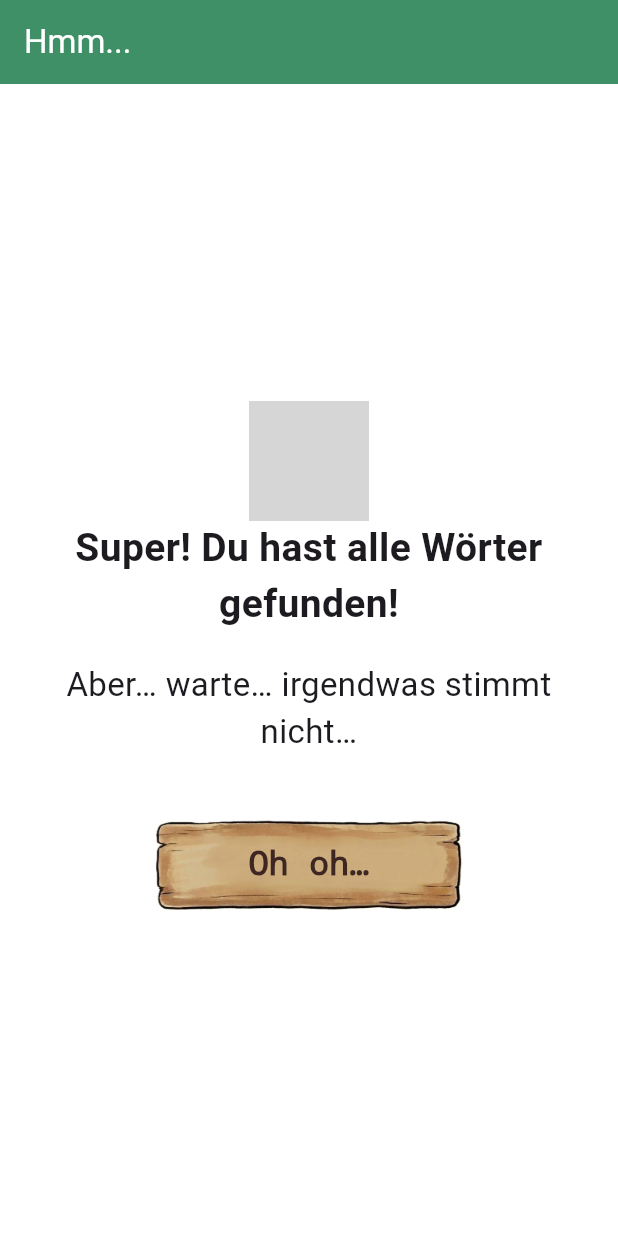
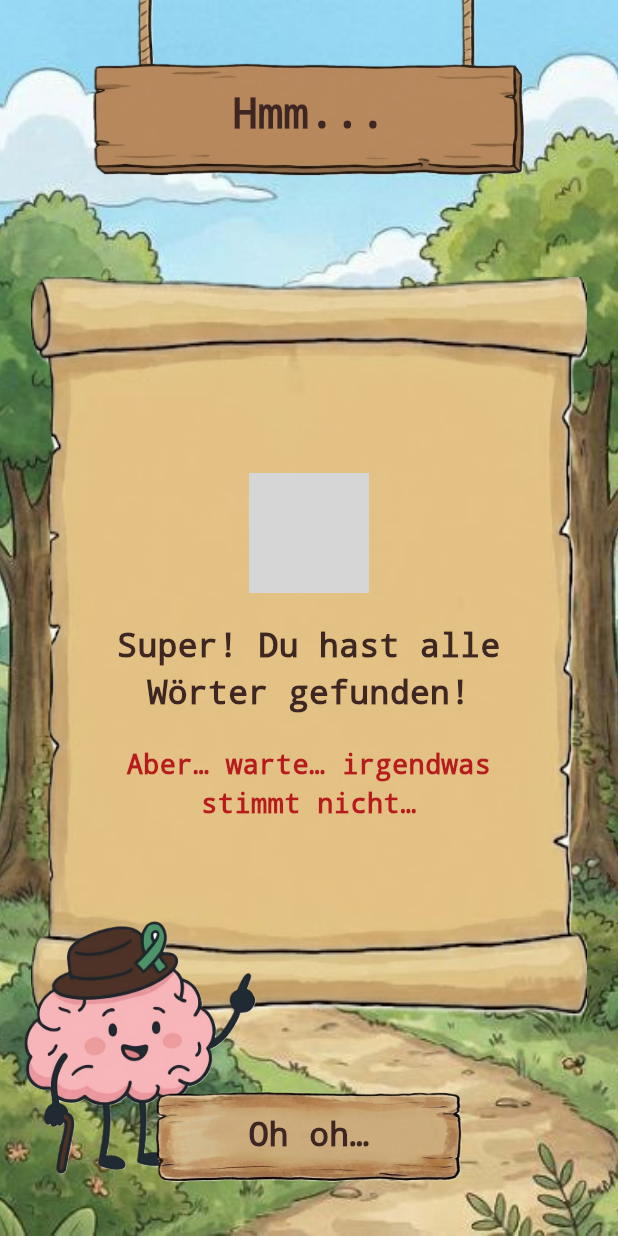
Before and after one commit to linava4/brainJourney, a Flutter app: the PreGlitchDialog screen opened directly with empty values, on a phone screen of 412 x 824 dp. Run offline on Flutter 3.47's test engine with Material 3 defaults, Android fonts, the phone set to English and light mode, and no system bars; our stand-ins replace shared_preferences; accounts and stored records are empty; grey boxes are pictures that could not be loaded.

Commit message:
ganzes Design Spiel derzeitiger Stand angepasst

```diff
--- a/lib/home.dart
+++ b/lib/home.dart
@@ -116,7 +116,7 @@ class _BrainMapScreenState extends State<BrainMapScreen> {
                       width: width, height: height,
                       x: 0.10,  // 5% von links (ganz links)
                       y: 0.55,  // 28% von oben
-                      label: 'Wald der\nKlänge\n(Temporal)',
+                      label: 'Wald der\nSprache',
                       id: 'temporal',
                       completed: _completed.contains('temporal'),
                       onTap: () async {
--- a/lib/temporallobe.dart
+++ b/lib/temporallobe.dart
@@ -238,7 +238,7 @@ class _TemporalLobeIntroState extends State<TemporalLobeIntro> {
               border: Border(bottom: BorderSide(color: Colors.brown[900]!, width: 3))
           ),
           child: Text(
-            "VERSTANDEN",
+            "TEMPORAL",
             style: handStyle.copyWith(fontSize: 32, letterSpacing: 2),
           ),
         ),
@@ -247,9 +247,9 @@ class _TemporalLobeIntroState extends State<TemporalLobeIntro> {
           mainAxisAlignment: MainAxisAlignment.spaceEvenly,
           crossAxisAlignment: CrossAxisAlignment.start,
           children: [
-            _buildArrowWord("STAND", -0.3, handStyle),
-            _buildArrowWord("TEE", 0, handStyle),
-            _buildArrowWord("SAND", 0.3, handStyle),
+            _buildArrowWord("LAMPE", 0.3, handStyle),
+            _buildArrowWord("ER", 0, handStyle),
+            _buildArrowWord("TEMPO", -0.3, handStyle),
           ],
         ),
       ],
@@ -674,7 +674,7 @@ class _WordSearchGameState extends State<WordSearchGame> {
 }
 
 // ------------------------------------------------------
-// PRE-GLITCH DIALOG
+// PRE-GLITCH DIALOG - JETZT IM WOOD/PAPER STYLE
 // ------------------------------------------------------
 class PreGlitchDialog extends StatelessWidget {
   final List<String> foundWords;
@@ -682,30 +682,104 @@ class PreGlitchDialog extends StatelessWidget {
 
   @override
   Widget build(BuildContext context) {
+    // Gleicher Text-Style wie im Intro
+    final TextStyle handStyle = TextStyle(
+      fontFamily: 'Courier',
+      color: Colors.brown[900],
+      fontWeight: FontWeight.bold,
+    );
+
     return Scaffold(
-      backgroundColor: Colors.white,
-      appBar: AppBar(title: const Text('Hmm...'), backgroundColor: const Color(0xFF3F9067), foregroundColor: Colors.white,),
-      body: Center(
-        child: Padding(
-          padding: const EdgeInsets.all(30),
+      body: Stack(
+        children: [
+          // 1. Hintergrund
+          Positioned.fill(
+            child: Image.asset(
+              "assets/images/WoodBackground.jpg",
+              fit: BoxFit.cover,
+            ),
+          ),
+
+          // 2. Papierrolle Mitte
+          Center(
+            child: Container(
+              width: MediaQuery.of(context).size.width * 0.9,
+              height: MediaQuery.of(context).size.height * 0.60,
+              margin: const EdgeInsets.only(top: 40),
+              child: Stack(
+                alignment: Alignment.center,
+                children: [
+                  SizedBox(
+                    width: double.infinity, height: double.infinity,
+                    child: Image.asset("assets/images/paperRoll.png", fit: BoxFit.fill),
+                  ),
+                  Padding(
+                    padding: const EdgeInsets.symmetric(horizontal: 50.0, vertical: 60.0),
                     child: Column(
                       mainAxisAlignment: MainAxisAlignment.center,
                       children: [
-              Image.asset('assets/images/braintemporallobe1.png', errorBuilder: (c,o,s) => const Icon(Icons.psychology, size: 80, color: Colors.green)),
-              const Text(
+                        Image.asset('assets/images/braintemporallobe1.png',
+                            height: 140,
+                            fit: BoxFit.contain,
+                            errorBuilder: (c,o,s) => const Icon(Icons.psychology, size: 80, color: Colors.green)
+                        ),
+                        const SizedBox(height: 20),
+                        Text(
                           "Super! Du hast alle Wörter gefunden!",
-                style: TextStyle(fontSize: 26, fontWeight: FontWeight.bold),
+                          style: handStyle.copyWith(fontSize: 22),
                           textAlign: TextAlign.center,
                         ),
                         const SizedBox(height: 20),
-              const Text(
+                        Text(
                           "Aber… warte… irgendwas stimmt nicht…",
-                style: TextStyle(fontSize: 22),
+                          style: handStyle.copyWith(fontSize: 18, color: Colors.red[900]),
                           textAlign: TextAlign.center,
                         ),
-              const SizedBox(height: 40),
-              // Button mittig und Planks
-              WoodButton(
+                      ],
+                    ),
+                  ),
+                ],
+              ),
+            ),
+          ),
+
+          // 3. Schild Oben
+          Positioned(
+            left: 0, right: 0,
+            child: Center(
+              child: SizedBox(
+                width: MediaQuery.of(context).size.width * 0.7,
+                height: 120,
+                child: Stack(
+                  alignment: Alignment.center,
+                  children: [
+                    Image.asset("assets/images/woodPlank.png", width: double.infinity, fit: BoxFit.fill),
+                    Padding(
+                      padding: const EdgeInsets.only(top: 30.0),
+                      child: Text(
+                        "Hmm...",
+                        style: handStyle.copyWith(fontSize: 28, color: const Color(0xFF3E2723), fontWeight: FontWeight.w900),
+                      ),
+                    ),
+                  ],
+                ),
+              ),
+            ),
+          ),
+
+          // 4. Brain Avatar
+          Positioned(
+            bottom: 40,
+            left: 5,
+            child: Image.asset("assets/images/brainPointing.png", width: 180),
+          ),
+
+          // 5. Button
+          Positioned(
+            bottom: 30,
+            left: 0, right: 0,
+            child: Center(
+              child: WoodButton(
                 text: "Oh oh…",
                 onPressed: () {
                   Navigator.pushReplacement(
@@ -715,17 +789,17 @@ class PreGlitchDialog extends StatelessWidget {
                     ),
                   );
                 },
-              )
-            ],
               ),
             ),
+          ),
+        ],
       ),
     );
   }
 }
 
 // ------------------------------------------------------
-// GLITCH SCENE (MONOLOG NUN IM INTRO-STYLE)
+// GLITCH SCENE (ANGEPASST AUF WOOD STYLE)
 // ------------------------------------------------------
 class _WordData {
   final Offset pos;
@@ -840,18 +914,40 @@ class _TemporalLobeGlitchSceneState extends State<TemporalLobeGlitchScene>
   Widget build(BuildContext context) {
     final ready = wordData != null && wordData!.length == words.length;
 
-    // Wenn Glitch aktiv ist: Zeige Glitch-Screen
+    // --- GLITCH ACTIVE (JETZT MIT HOLZ HINTERGRUND) ---
     if (glitchActive) {
       return Scaffold(
-        backgroundColor: const Color(0xFF3F9067).withOpacity(0.1),
         body: Stack(
           children: [
+            // 1. Hintergrund bleibt sichtbar (Immersions-Bruch durch Glitch darüber)
+            Positioned.fill(
+              child: Image.asset(
+                "assets/images/WoodBackground.jpg",
+                fit: BoxFit.cover,
+              ),
+            ),
+            // Optional: Papierrolle im Hintergrund (statisch), damit es aussieht, als fliegen die Wörter davon
+            Center(
+              child: Opacity(
+                opacity: 0.5,
+                child: Container(
+                  width: MediaQuery.of(context).size.width * 0.9,
+                  height: MediaQuery.of(context).size.height * 0.65,
+                  margin: const EdgeInsets.only(top: 40),
+                  child: Image.asset("assets/images/paperRoll.png", fit: BoxFit.fill),
+                ),
+              ),
+            ),
+
+            // 2. Grüner Schleier + Blur (Über dem Holz)
             Positioned.fill(
               child: ImageFiltered(
-                imageFilter: ImageFilter.blur(sigmaX: 7.0, sigmaY: 7.0),
-                child: Container(color: const Color(0xFF3F9067).withOpacity(0.1)),
+                imageFilter: ImageFilter.blur(sigmaX: 5.0, sigmaY: 5.0),
+                child: Container(color: const Color(0xFF3F9067).withOpacity(0.3)),
               ),
             ),
+
+            // 3. Fliegende Wörter
             if (ready)
               LayoutBuilder(builder: (_, constraints) {
                 final count = math.min(words.length, wordData!.length);
@@ -904,7 +1000,7 @@ class _TemporalLobeGlitchSceneState extends State<TemporalLobeGlitchScene>
       );
     }
 
-    // --- MONOLOG IM GLEICHEN STIL WIE DAS INTRO ---
+    // --- MONOLOG (BEREITS ANGEPASST) ---
     else {
       final TextStyle handStyle = TextStyle(
         fontFamily: 'Courier',
@@ -927,8 +1023,8 @@ class _TemporalLobeGlitchSceneState extends State<TemporalLobeGlitchScene>
             Center(
               child: Container(
                 width: MediaQuery.of(context).size.width * 0.9,
-                height: MediaQuery.of(context).size.height * 0.7,
-                margin: const EdgeInsets.only(top: 80),
+                height: MediaQuery.of(context).size.height * 0.65,
+                margin: const EdgeInsets.only(top: 40),
                 child: Stack(
                   alignment: Alignment.center,
                   children: [
@@ -961,9 +1057,9 @@ class _TemporalLobeGlitchSceneState extends State<TemporalLobeGlitchScene>
               ),
             ),
 
-            // 3. Schild Oben (Dynamisch 70%)
+            // 3. Schild Oben
             Positioned(
-              top: 40, left: 0, right: 0,
+              top: 0, left: 0, right: 0,
               child: Center(
                 child: SizedBox(
                   width: MediaQuery.of(context).size.width * 0.7,
@@ -973,7 +1069,7 @@ class _TemporalLobeGlitchSceneState extends State<TemporalLobeGlitchScene>
                     children: [
                       Image.asset("assets/images/woodPlank.png", width: double.infinity, fit: BoxFit.fill),
                       Padding(
-                        padding: const EdgeInsets.only(top: 15.0),
+                        padding: const EdgeInsets.only(top: 30.0),
                         child: Column(
                           mainAxisSize: MainAxisSize.min,
                           children: [
@@ -1020,14 +1116,13 @@ class _TemporalLobeGlitchSceneState extends State<TemporalLobeGlitchScene>
 }
 
 // ------------------------------------------------------
-// END SCREEN
+// END SCREEN - JETZT IM WOOD/PAPER STYLE
 // ------------------------------------------------------
 class TemporalLobeEndScreen extends StatelessWidget {
   const TemporalLobeEndScreen({super.key});
 
   @override
   Widget build(BuildContext context) {
-    // Auch der Endscreen wird an den Style angepasst
     final TextStyle handStyle = TextStyle(
       fontFamily: 'Courier',
       color: Colors.brown[900],
@@ -1037,45 +1132,86 @@ class TemporalLobeEndScreen extends StatelessWidget {
     return Scaffold(
       body: Stack(
         children: [
+          // 1. Hintergrund
           Positioned.fill(
             child: Image.asset("assets/images/WoodBackground.jpg", fit: BoxFit.cover),
           ),
+
+          // 2. Papierrolle
           Center(
+            child: Container(
+              width: MediaQuery.of(context).size.width * 0.9,
+              height: MediaQuery.of(context).size.height * 0.50,
+              margin: const EdgeInsets.only(top: 20),
+              child: Stack(
+                alignment: Alignment.center,
+                children: [
+                  SizedBox(
+                    width: double.infinity, height: double.infinity,
+                    child: Image.asset("assets/images/paperRoll.png", fit: BoxFit.fill),
+                  ),
+                  Padding(
+                    padding: const EdgeInsets.symmetric(horizontal: 40.0, vertical: 50.0),
                     child: Column(
                       mainAxisAlignment: MainAxisAlignment.center,
                       children: [
-                Container(
-                  width: MediaQuery.of(context).size.width * 0.8,
-                  padding: const EdgeInsets.all(30),
-                  decoration: BoxDecoration(
-                      color: const Color(0xFFFDF5E6),
-                      borderRadius: BorderRadius.circular(20),
-                      boxShadow: const [BoxShadow(color: Colors.black45, blurRadius: 10)]
-                  ),
-                  child: Column(
-                    children: [
                         const Text(
                           "Temporallappen-Quest abgeschlossen!",
-                        style: TextStyle(fontSize: 24, fontWeight: FontWeight.bold, color: Color(0xFF3E2723)),
+                          style: TextStyle(fontSize: 22, fontWeight: FontWeight.bold, color: Color(0xFF3E2723), fontFamily: 'Courier'),
                           textAlign: TextAlign.center,
                         ),
                         const SizedBox(height: 20),
                         const Text(
                           "Bereit für die nächste Gehirnregion?",
-                        style: TextStyle(fontSize: 20, color: Color(0xFF3E2723)),
+                          style: TextStyle(fontSize: 20, color: Color(0xFF3E2723), fontFamily: 'Courier'),
                           textAlign: TextAlign.center,
                         ),
                       ],
                     ),
                   ),
-                const SizedBox(height: 50),
-                WoodButton(
+                ],
+              ),
+            ),
+          ),
+
+          // 3. Schild Oben
+          Positioned(
+            top: 0, left: 0, right: 0,
+            child: Center(
+              child: SizedBox(
+                width: MediaQuery.of(context).size.width * 0.7,
+                height: 120,
+                child: Stack(
+                  alignment: Alignment.center,
+                  children: [
+                    Image.asset("assets/images/woodPlank.png", width: double.infinity, fit: BoxFit.fill),
+                    Padding(
+                      padding: const EdgeInsets.only(top: 30.0),
+                      child: Text(
+                        "Geschafft!",
+                        style: handStyle.copyWith(fontSize: 28, color: const Color(0xFF3E2723), fontWeight: FontWeight.w900),
+                      ),
+                    ),
+                  ],
+                ),
+              ),
+            ),
+          ),
+
+          // 4. Button
+          Positioned(
+            bottom: 30,
+            left: 0, right: 0,
+            child: Center(
+              child: WoodButton(
                 text: "Zur Karte",
                 onPressed: () {
-                    Navigator.of(context, rootNavigator: true).pop(true);
+                  Navigator.pushReplacement(
+                    context,
+                    MaterialPageRoute(builder: (context) => BrainMapScreen()),
+                  );
                 },
               ),
-              ],
             ),
           ),
         ],
```
Lines whose indentation alone changed are shown as unchanged.
